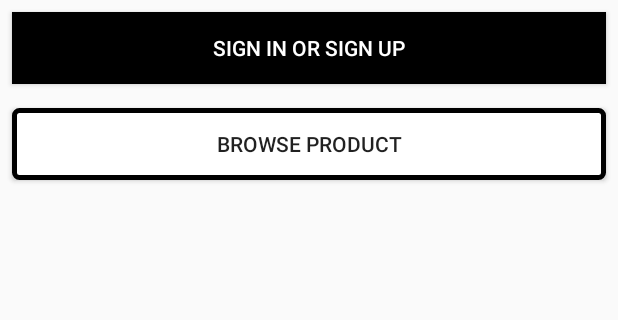
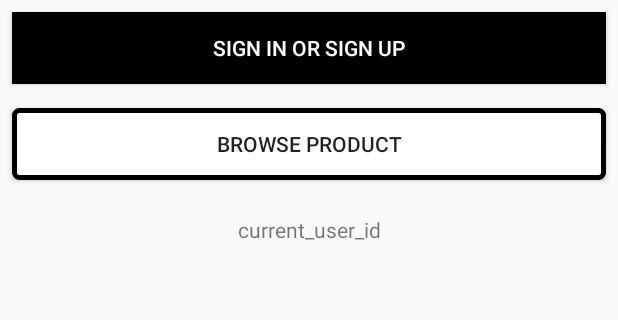
Before and after one commit to sh1ft15/MIM_Market2U, an Android app: the screen it shows after launch (MainActivity), on a phone screen of 412 x 824 dp, the part 193-513 px from its top. Run offline under Robolectric (Android 15) with nearby library versions, the light colour scheme and no system bars; our stand-ins replace Firebase (no records; nobody signed in at launch, a user with empty details on screens opened directly).

Commit message:
Fix current user id.

```diff
--- a/app/src/main/java/com/example/yeong/market2u/MIM_Model/ShoppingCartModel.java
+++ b/app/src/main/java/com/example/yeong/market2u/MIM_Model/ShoppingCartModel.java
@@ -137,6 +137,8 @@ public final class ShoppingCartModel {
     public void showShoppingCart(final String userID, final Context context) {
         Query query = mDatabase.orderByChild("userID").equalTo(userID);
 
+        cart.clear();
+
         query.addListenerForSingleValueEvent(new ValueEventListener() {
             @Override
             public void onDataChange(DataSnapshot dataSnapshot) {
--- a/app/src/main/java/com/example/yeong/market2u/MIM_Model/UserModel.java
+++ b/app/src/main/java/com/example/yeong/market2u/MIM_Model/UserModel.java
@@ -159,7 +159,6 @@ public final class UserModel {
                         Log.d("SignIn_Process", "Status: " + task.isSuccessful());
 
 
-
                         if (task.isSuccessful()) {
 
                             userDetails[0] = task.getResult().getUser().getUid();
--- a/app/src/main/java/com/example/yeong/market2u/MainActivity.java
+++ b/app/src/main/java/com/example/yeong/market2u/MainActivity.java
@@ -5,6 +5,7 @@ import android.support.v7.app.AppCompatActivity;
 import android.os.Bundle;
 import android.view.View;
 import android.widget.Button;
+import android.widget.TextView;
 import android.widget.Toast;
 
 import com.example.yeong.market2u.MIM_Authentication.SignInActivity;
@@ -22,8 +23,15 @@ public class MainActivity extends AppCompatActivity {
         setContentView(R.layout.activity_main);
 
         Button product_list_btn = (Button) findViewById(R.id.product_list_btn);
-        Button btnProductMenu = (Button) findViewById(R.id.btnProductMenu);
+        // Button btnProductMenu = (Button) findViewById(R.id.btnProductMenu);
         Button btnSignIn = (Button) findViewById(R.id.btnSignIn);
+        TextView current_user = (TextView) findViewById(R.id.current_user_id);
+
+        if( MIMController.getInstance().getCurrentUser(MainActivity.this) != null){
+            // MIMController.navigateTo(MainActivity.this, Testing.class);
+            current_user.setText("id = " + MIMController.getInstance().getCurrentUser(MainActivity.this));
+        };
+
 
         if(getIntent().hasExtra("status")){
             Toast.makeText(getApplicationContext(), getIntent().getStringExtra("status"), Toast.LENGTH_SHORT).show();
--- a/app/src/main/res/layout/activity_main.xml
+++ b/app/src/main/res/layout/activity_main.xml
@@ -58,5 +58,13 @@
 
     </TableRow>
 
+    <TextView
+        android:id="@+id/current_user_id"
+        android:layout_width="match_parent"
+        android:layout_height="wrap_content"
+        android:layout_margin="15dp"
+        android:text="current_user_id"
+        android:textAlignment="center" />
+
 
 </LinearLayout>
```
Also changed, not shown: app/src/main/java/com/example/yeong/market2u/MIM_Controller/MIMController.java (+20 -15 lines), app/src/main/java/com/example/yeong/market2u/MIM_SearchProduct/ProductList.java (+10 -1 lines), app/src/main/java/com/example/yeong/market2u/Testing.java (+13 -6 lines), app/src/main/res/layout/activity_testing.xml (+7 -7 lines).
